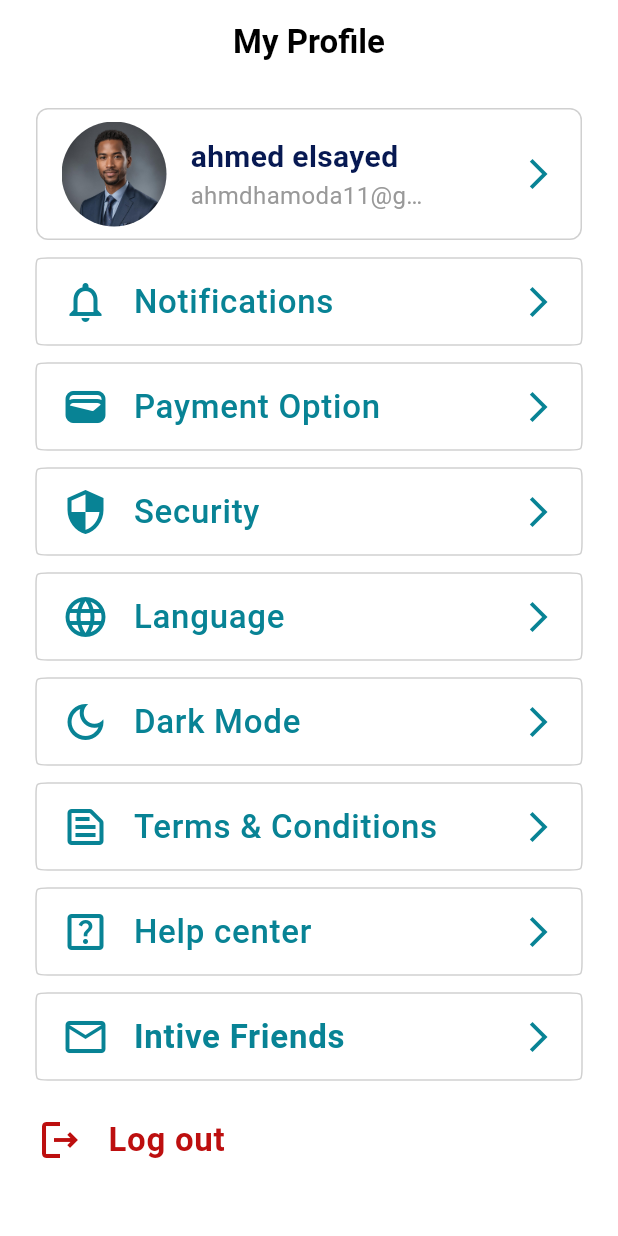
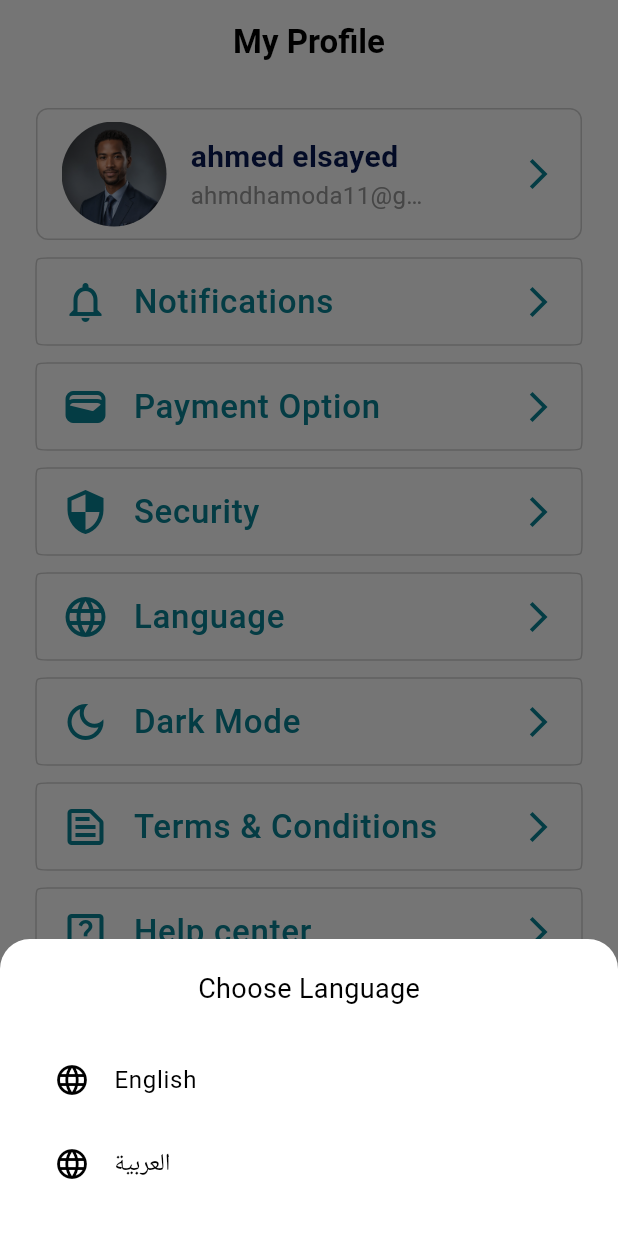
Before and after one commit to yousefn319/rafiq_application, a Flutter app: the ProfileScreen screen opened directly, after a tap on "Language", on a phone screen of 412 x 824 dp. Run offline on Flutter 3.47's test engine with Material 3 defaults, Android fonts, the phone set to English and light mode, and no system bars; our stand-ins replace circle_nav_bar, flutter_bloc, flutter_svg, shared_preferences, video_player; accounts and stored records are empty; project files that could hold a hidden picture were left out.

Commit message:
add localization

```diff
--- a/lib/features/introscreens/presentation/profile_screen.dart
+++ b/lib/features/introscreens/presentation/profile_screen.dart
@@ -1,5 +1,8 @@
 import 'package:flutter/material.dart';
+import 'package:flutter_bloc/flutter_bloc.dart';
 import 'package:rafiq_application/features/introscreens/presentation/get_started.dart';
+import 'package:rafiq_application/features/localization/app_localizations.dart';
+import 'package:rafiq_application/features/localization/cubit/locale_cubit.dart';
 
 class ProfileScreen extends StatelessWidget {
   const ProfileScreen({super.key});
@@ -166,7 +169,7 @@ class ProfileScreen extends StatelessWidget {
               ),
               const SizedBox(height: 12),
               ListTile(
-                onTap: () {},
+                onTap: () => _showLanguagePicker(context),
                 contentPadding: const EdgeInsets.symmetric(horizontal: 16),
                 leading: const Icon(
                   Icons.language_outlined,
@@ -325,3 +328,46 @@ class ProfileScreen extends StatelessWidget {
     );
   }
 }
+
+void _showLanguagePicker(BuildContext context) {
+  showModalBottomSheet(
+    context: context,
+    backgroundColor: Colors.white,
+    shape: const RoundedRectangleBorder(
+      borderRadius: BorderRadius.vertical(top: Radius.circular(20)),
+    ),
+    builder: (context) {
+      return Container(
+        padding: const EdgeInsets.all(20),
+        child: Column(
+          mainAxisSize: MainAxisSize.min,
+          children: [
+            Text(
+              "ChooseLanguage".tr(context),
+              style: const TextStyle(color: Colors.black, fontSize: 18),
+            ),
+            const SizedBox(height: 20),
+            ListTile(
+              leading: const Icon(Icons.language, color: Colors.black),
+              title:
+                  const Text('English', style: TextStyle(color: Colors.black)),
+              onTap: () {
+                context.read<LocaleCubit>().changeLanguage('en');
+                Navigator.pop(context);
+              },
+            ),
+            ListTile(
+              leading: const Icon(Icons.language, color: Colors.black),
+              title:
+                  const Text('العربية', style: TextStyle(color: Colors.black)),
+              onTap: () {
+                context.read<LocaleCubit>().changeLanguage('ar');
+                Navigator.pop(context);
+              },
+            ),
+          ],
+        ),
+      );
+    },
+  );
+}
--- /dev/null
+++ b/lib/features/localization/app_localizations.dart
@@ -0,0 +1,57 @@
+import 'dart:convert';
+import 'package:flutter/material.dart';
+import 'package:flutter/services.dart';
+
+class AppLocalizations {
+  final Locale? locale;
+  AppLocalizations({
+    this.locale,
+  });
+
+  static AppLocalizations? of(BuildContext context) {
+    return Localizations.of<AppLocalizations>(context, AppLocalizations);
+  }
+
+  static const LocalizationsDelegate<AppLocalizations> delegate =
+      _AppLocalizationsDelegate();
+
+  late Map<String, String> _localizedStrings;
+
+  Future loadJsonLanguage() async {
+    String jsonString =
+        await rootBundle.loadString("assets/lang/${locale!.languageCode}.json");
+
+    Map<String, dynamic> jsonMap = json.decode(jsonString);
+    _localizedStrings = jsonMap.map((key, value) {
+      return MapEntry(key, value.toString());
+    });
+  }
+
+  String translate(String key) => _localizedStrings[key] ?? "";
+}
+
+class _AppLocalizationsDelegate
+    extends LocalizationsDelegate<AppLocalizations> {
+  const _AppLocalizationsDelegate();
+  @override
+  bool isSupported(Locale locale) {
+    return ['en', 'ar'].contains(locale.languageCode);
+  }
+
+  @override
+  Future<AppLocalizations> load(Locale locale) async {
+    AppLocalizations localizations = AppLocalizations(locale: locale);
+    await localizations.loadJsonLanguage();
+    return localizations;
+  }
+
+  @override
+  bool shouldReload(covariant LocalizationsDelegate<AppLocalizations> old) =>
+      false;
+}
+
+extension TranslateX on String {
+  String tr(BuildContext context) {
+    return AppLocalizations.of(context)!.translate(this);
+  }
+}
--- /dev/null
+++ b/lib/features/localization/cubit/locale_state.dart
@@ -0,0 +1,8 @@
+part of 'locale_cubit.dart';
+
+class ChangeLocaleState {
+  final Locale locale;
+  ChangeLocaleState({
+    required this.locale,
+  });
+}
```
Also changed, not shown: assets/lang/ar.json (added, +43 -0 lines), assets/lang/en.json (added, +42 -0 lines), lib/features/localization/cubit/locale_cubit.dart (added, +20 -0 lines), lib/features/localization/language_cache_helper.dart (added, +18 -0 lines), lib/features/localization/settings_page.dart (added, +39 -0 lines), lib/main.dart (+40 -10 lines), pubspec.yaml (+11 -18 lines), pubspec.lock, 5 other files.
